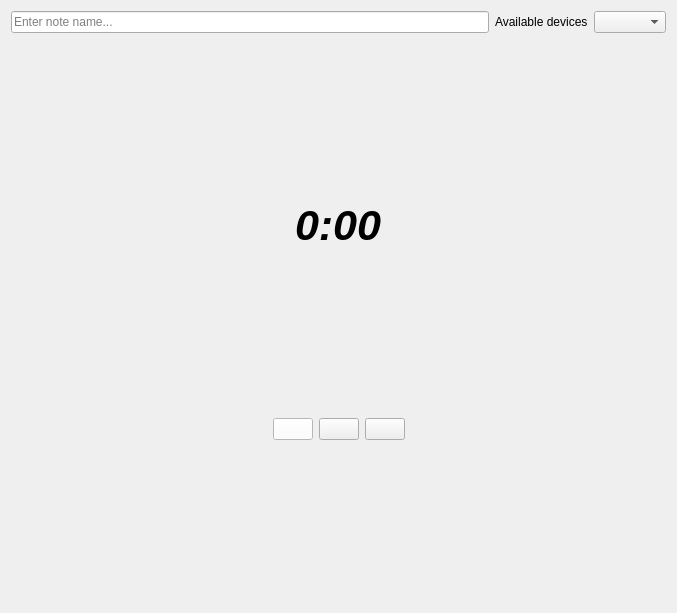
Qt form Notessa/voice_note/ui/create_voice_note_widget.ui (Eixini/Notessa) before a commit.
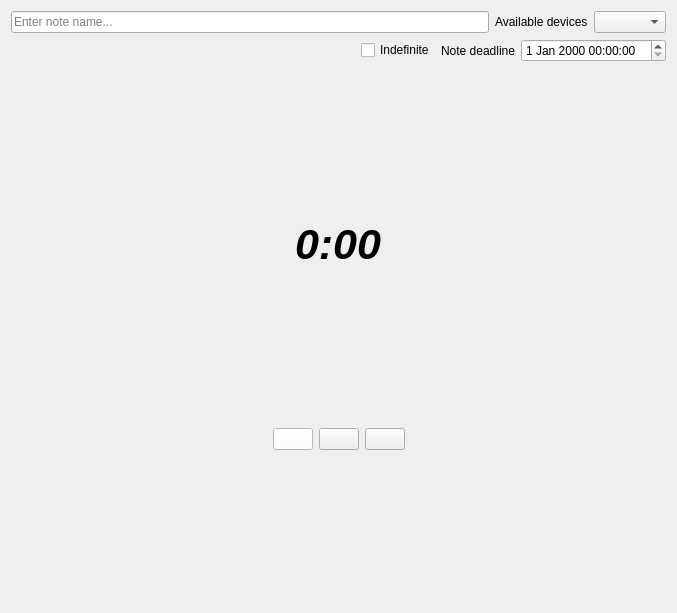
The same form after that commit. Icons and pictures are not drawn.

Diff of the .ui file:
```diff
--- a/Notessa/voice_note/ui/create_voice_note_widget.ui
+++ b/Notessa/voice_note/ui/create_voice_note_widget.ui
@@ -38,6 +38,54 @@
      </item>
     </layout>
    </item>
+   <item>
+    <layout class="QHBoxLayout" name="horizontalLayout_2">
+     <item>
+      <spacer name="horizontalSpacer_6">
+       <property name="orientation">
+        <enum>Qt::Horizontal</enum>
+       </property>
+       <property name="sizeHint" stdset="0">
+        <size>
+         <width>40</width>
+         <height>20</height>
+        </size>
+       </property>
+      </spacer>
+     </item>
+     <item>
+      <widget class="QCheckBox" name="indefinite_checkbox">
+       <property name="text">
+        <string>Indefinite</string>
+       </property>
+      </widget>
+     </item>
+     <item>
+      <widget class="QLabel" name="note_deadline_label">
+       <property name="text">
+        <string>Note deadline</string>
+       </property>
+      </widget>
+     </item>
+     <item>
+      <widget class="QDateTimeEdit" name="note_date_time_edit">
+       <property name="minimumDateTime">
+        <datetime>
+         <hour>0</hour>
+         <minute>0</minute>
+         <second>0</second>
+         <year>1970</year>
+         <month>1</month>
+         <day>1</day>
+        </datetime>
+       </property>
+       <property name="calendarPopup">
+        <bool>false</bool>
+       </property>
+      </widget>
+     </item>
+    </layout>
+   </item>
    <item>
     <spacer name="verticalSpacer_2">
      <property name="orientation">
```
Left out of the diff: 4 changed lines with no effect on the pictures.
